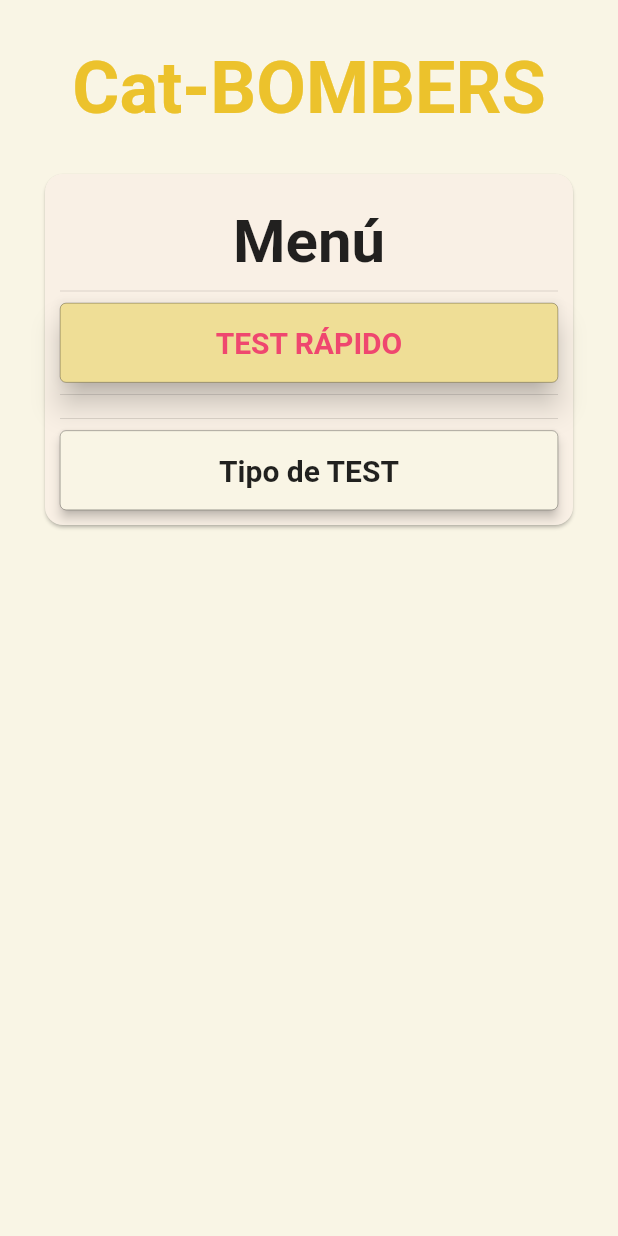
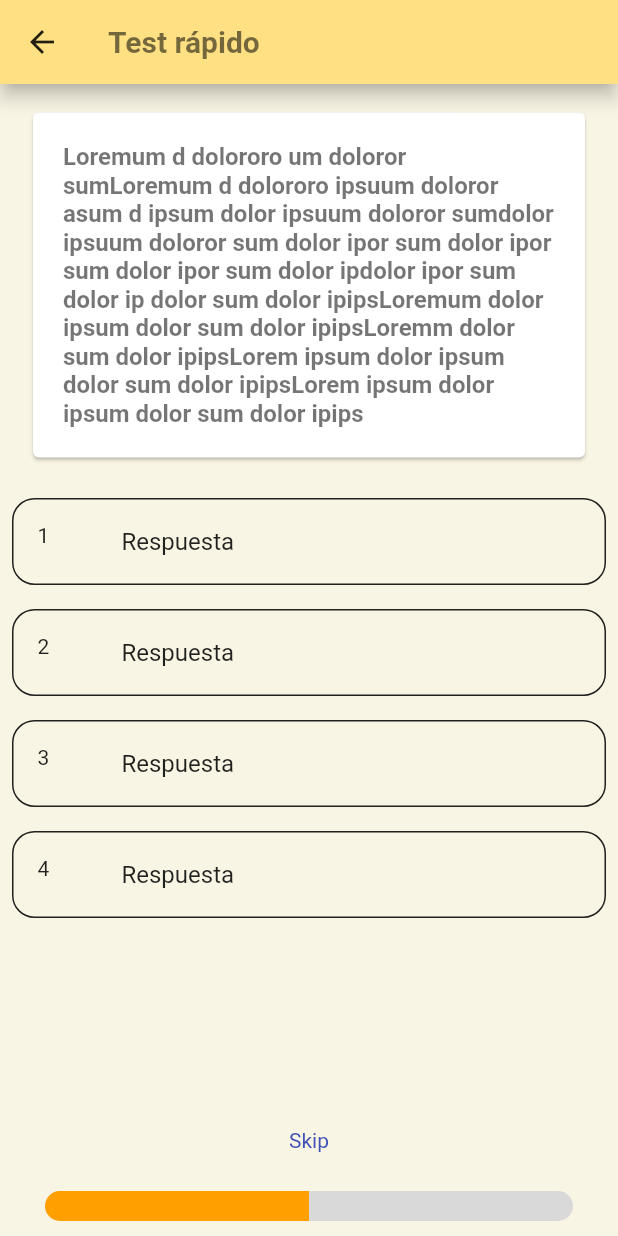
Before and after one commit to manodecristiano/Cat_Bombers, a Flutter app: the screen it shows after launch, after a tap on "TEST RÁPIDO", on a phone screen of 412 x 824 dp. Run offline on Flutter 3.47's test engine with Material 2 defaults, Android fonts, the phone set to English and light mode, and no system bars; drawn by our look-alikes of auto_size_text.

Commit message:
faster_quiz_decoration

```diff
--- a/lib/main.dart
+++ b/lib/main.dart
@@ -1,4 +1,6 @@
+import 'package:cat_bombers/pages/faster_quiz.dart';
 import 'package:cat_bombers/pages/home_page.dart';
+import 'package:cat_bombers/pages/review_quiz.dart';
 import 'package:flutter/material.dart';
 
 void main() {
@@ -12,10 +14,13 @@ class MyApp extends StatelessWidget {
   @override
   Widget build(BuildContext context) {
     return MaterialApp(
-        title: 'Flutter Demo',
-        theme: ThemeData(
-          primarySwatch: Colors.blue,
-        ),
-        home: const Homepage());
+        title: 'Cat-Bombers',
+        theme: ThemeData(primarySwatch: Colors.indigo),
+        initialRoute: '/',
+        routes: {
+          '/': (context) => const Homepage(),
+          '/quiz-page': (context) => const FasterQuiz(),
+          '/review-page': (context) => const ReviewQuiz(),
+        });
   }
 }
--- /dev/null
+++ b/lib/pages/faster_quiz.dart
@@ -0,0 +1,103 @@
+import 'package:auto_size_text/auto_size_text.dart';
+import 'package:flutter/src/widgets/container.dart';
+import 'package:flutter/src/widgets/framework.dart';
+import 'package:flutter/material.dart';
+
+class FasterQuiz extends StatefulWidget {
+  const FasterQuiz({super.key});
+
+  @override
+  State<FasterQuiz> createState() => _FasterQuizState();
+}
+
+class _FasterQuizState extends State<FasterQuiz> {
+  @override
+  Widget build(BuildContext context) {
+    return Scaffold(
+      backgroundColor: Color.fromRGBO(249, 245, 229, 1.0),
+      appBar: AppBar(
+        iconTheme: IconThemeData(
+          color: Colors.black87,
+        ),
+        title: const AutoSizeText(
+          'Test rápido',
+          style: TextStyle(
+            color: Colors.black54,
+            fontWeight: FontWeight.bold,
+            fontFamily: 'Roboto',
+          ),
+        ),
+        elevation: 5,
+        backgroundColor: Colors.amber[200],
+      ),
+      body: Column(mainAxisAlignment: MainAxisAlignment.spaceAround, children: [
+        ConstrainedBox(
+          constraints: const BoxConstraints(maxHeight: 450),
+          child: Container(
+            margin: const EdgeInsets.symmetric(horizontal: 18, vertical: 15),
+            child: Card(
+              child: Column(
+                mainAxisSize: MainAxisSize.min,
+                children: [
+                  Container(
+                    margin: const EdgeInsets.all(20),
+                    child: AutoSizeText(
+                      'Loremum d dolororo um doloror sumLoremum d dolororo ipsuum doloror asum d ipsum dolor ipsuum doloror sumdolor ipsuum doloror sum dolor ipor sum dolor ipor sum dolor ipor sum dolor ipdolor ipor sum dolor ip dolor sum dolor ipipsLoremum dolor ipsum dolor sum dolor ipipsLoremm dolor sum dolor ipipsLorem ipsum dolor ipsum dolor sum dolor ipipsLorem ipsum dolor ipsum dolor sum dolor ipips',
+                      minFontSize: 16,
+                      maxFontSize: 35,
+                      style: TextStyle(
+                        color: Colors.black54,
+                        fontWeight: FontWeight.bold,
+                        fontFamily: 'Roboto',
+                      ),
+                    ),
+                  ),
+                ],
+              ),
+            ),
+          ),
+        ),
+        Flexible(
+          child: ListView.builder(
+            itemCount: 4,
+            itemBuilder: (_, index) {
+              return Container(
+                margin: const EdgeInsets.all(8),
+                decoration: BoxDecoration(
+                  border: Border.all(color: Colors.black87),
+                  borderRadius: BorderRadius.circular(15),
+                ),
+                child: ListTile(
+                  shape: const RoundedRectangleBorder(
+                    borderRadius: BorderRadius.all(
+                      Radius.circular(15),
+                    ),
+                  ),
+                  leading: AutoSizeText('${index + 1}'),
+                  title: AutoSizeText('Respuesta'),
+                  onTap: () {},
+                ),
+              );
+            },
+          ),
+        ),
+        TextButton(
+          onPressed: () {},
+          child: const Text('Skip'),
+        ),
+        Container(
+          margin: const EdgeInsets.symmetric(horizontal: 30, vertical: 10),
+          child: ClipRRect(
+            borderRadius: BorderRadius.circular(15),
+            child: LinearProgressIndicator(
+              color: Colors.amber[700],
+              backgroundColor: const Color(0xFFD9D9D9),
+              value: .5,
+              minHeight: 20,
+            ),
+          ),
+        ),
+      ]),
+    );
+  }
+}
--- a/lib/pages/home_page.dart
+++ b/lib/pages/home_page.dart
@@ -61,7 +61,9 @@ class Homepage extends StatelessWidget {
                 ),
                 Divider(),
                 OutlinedButton(
-                  onPressed: () {},
+                  onPressed: () {
+                    Navigator.pushNamed(context, '/quiz-page');
+                  },
                   child: const AutoSizeText(
                     'TEST RÁPIDO',
                     style: TextStyle(
@@ -83,7 +85,9 @@ class Homepage extends StatelessWidget {
                 Divider(),
                 Divider(),
                 OutlinedButton(
-                  onPressed: () {},
+                  onPressed: () {
+                    Navigator.pushNamed(context, '/review-page');
+                  },
                   child: const AutoSizeText(
                     'Tipo de TEST',
                     style: TextStyle(
--- /dev/null
+++ b/lib/pages/review_quiz.dart
@@ -0,0 +1,14 @@
+import 'package:flutter/src/widgets/container.dart';
+import 'package:flutter/src/widgets/framework.dart';
+import 'package:flutter/material.dart';
+
+class ReviewQuiz extends StatelessWidget {
+  const ReviewQuiz({super.key});
+
+  @override
+  Widget build(BuildContext context) {
+    return const Scaffold(
+      body: Center(child: Text('Review Page')),
+    );
+  }
+}
```
